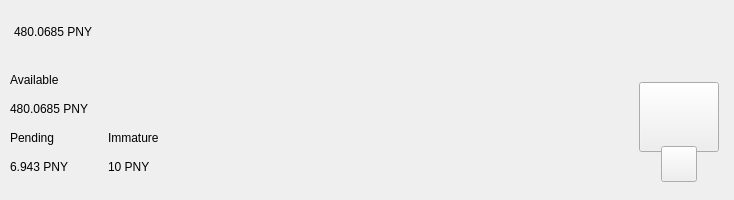
The window that src/qt/pny/forms/topbar.ui (decenomy/PNY) describes before a commit, drawn with Qt 5.
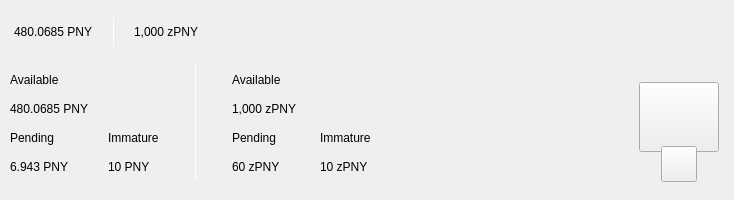
The same window after the commit. Custom widgets are drawn as their Qt base class.

What changed in the file:
```diff
--- a/src/qt/pny/forms/topbar.ui
+++ b/src/qt/pny/forms/topbar.ui
@@ -123,6 +123,75 @@
               </property>
              </widget>
             </item>
+            <item>
+             <spacer name="horizontalSpacer_11">
+              <property name="orientation">
+               <enum>Qt::Horizontal</enum>
+              </property>
+              <property name="sizeType">
+               <enum>QSizePolicy::Fixed</enum>
+              </property>
+              <property name="sizeHint" stdset="0">
+               <size>
+                <width>20</width>
+                <height>20</height>
+               </size>
+              </property>
+             </spacer>
+            </item>
+            <item alignment="Qt::AlignVCenter">
+             <widget class="QLabel" name="typeSpacerTop">
+              <property name="minimumSize">
+               <size>
+                <width>1</width>
+                <height>30</height>
+               </size>
+              </property>
+              <property name="maximumSize">
+               <size>
+                <width>1</width>
+                <height>30</height>
+               </size>
+              </property>
+              <property name="styleSheet">
+               <string notr="true">background-color:white;
+padding:0px;
+border:none;</string>
+              </property>
+              <property name="text">
+               <string/>
+              </property>
+             </widget>
+            </item>
+            <item>
+             <spacer name="horizontalSpacer_12">
+              <property name="orientation">
+               <enum>Qt::Horizontal</enum>
+              </property>
+              <property name="sizeType">
+               <enum>QSizePolicy::Fixed</enum>
+              </property>
+              <property name="sizeHint" stdset="0">
+               <size>
+                <width>20</width>
+                <height>20</height>
+               </size>
+              </property>
+             </spacer>
+            </item>
+            <item alignment="Qt::AlignTop">
+             <widget class="QLabel" name="labelAmountTopzPny">
+              <property name="minimumSize">
+               <size>
+                <width>0</width>
+                <height>36</height>
+               </size>
+              </property>
+              <property name="text">
+               <string notr="true">1,000 zPNY</string>
+              </property>
+             </widget>
+            </item>
            </layout>
           </widget>
          </item>
@@ -406,6 +475,128 @@
              </item>
             </layout>
            </item>
+           <item>
+            <widget class="QLabel" name="typeSpacerExpanded">
+             <property name="minimumSize">
+              <size>
+               <width>1</width>
+               <height>100</height>
+              </size>
+             </property>
+             <property name="maximumSize">
+              <size>
+               <width>1</width>
+               <height>16777215</height>
+              </size>
+             </property>
+             <property name="styleSheet">
+              <string notr="true">background-color:white;
+padding:0px;
+border:none;</string>
+             </property>
+             <property name="text">
+              <string/>
+             </property>
+            </widget>
+           </item>
+           <item>
+            <widget class="QWidget" name="zerocoinBalances" native="true">
+             <layout class="QVBoxLayout" name="verticalLayout_8">
+              <property name="spacing">
+               <number>0</number>
+              </property>
+              <property name="leftMargin">
+               <number>30</number>
+              </property>
+              <property name="topMargin">
+               <number>0</number>
+              </property>
+              <property name="rightMargin">
+               <number>0</number>
+              </property>
+              <property name="bottomMargin">
+               <number>0</number>
+              </property>
+              <item>
+               <layout class="QVBoxLayout" name="verticalLayout">
+                <item>
+                 <widget class="QLabel" name="labelTitleAvailablezPny">
+                  <property name="text">
+                   <string>Available</string>
+                  </property>
+                 </widget>
+                </item>
+                <item>
+                 <widget class="QLabel" name="labelAvailablezPny">
+                  <property name="text">
+                   <string notr="true">1,000 zPNY</string>
+                  </property>
+                 </widget>
+                </item>
+               </layout>
+              </item>
+              <item>
+               <layout class="QHBoxLayout" name="horizontalLayout">
+                <property name="spacing">
+                 <number>0</number>
+                </property>
+                <item>
+                 <layout class="QVBoxLayout" name="verticalLayout_5">
+                  <item>
+                   <widget class="QLabel" name="labelTitlePendingzPny">
+                    <property name="text">
+                     <string>Pending</string>
+                    </property>
+                   </widget>
+                  </item>
+                  <item>
+                   <widget class="QLabel" name="labelPendingzPny">
+                    <property name="text">
+                     <string notr="true">60 zPNY</string>
+                    </property>
+                   </widget>
+                  </item>
+                 </layout>
+                </item>
+                <item>
+                 <spacer name="horizontalSpacer_4">
+                  <property name="orientation">
+                   <enum>Qt::Horizontal</enum>
+                  </property>
+                  <property name="sizeType">
+                   <enum>QSizePolicy::Fixed</enum>
+                  </property>
+                  <property name="sizeHint" stdset="0">
+                   <size>
+                    <width>40</width>
+                    <height>20</height>
+                   </size>
+                  </property>
+                 </spacer>
+                </item>
+                <item>
+                 <layout class="QVBoxLayout" name="verticalLayout_6">
+                  <item>
+                   <widget class="QLabel" name="labelTitleImmaturezPny">
+                    <property name="text">
+                     <string>Immature</string>
+                    </property>
+                   </widget>
+                  </item>
+                  <item>
+                   <widget class="QLabel" name="labelImmaturezPny">
+                    <property name="text">
+                     <string notr="true">10 zPNY</string>
+                    </property>
+                   </widget>
+                  </item>
+                 </layout>
+                </item>
+               </layout>
+              </item>
+             </layout>
+            </widget>
+           </item>
           </layout>
          </item>
          <item>
```
Left out of the diff: 2 changed lines with no effect on the pictures.
